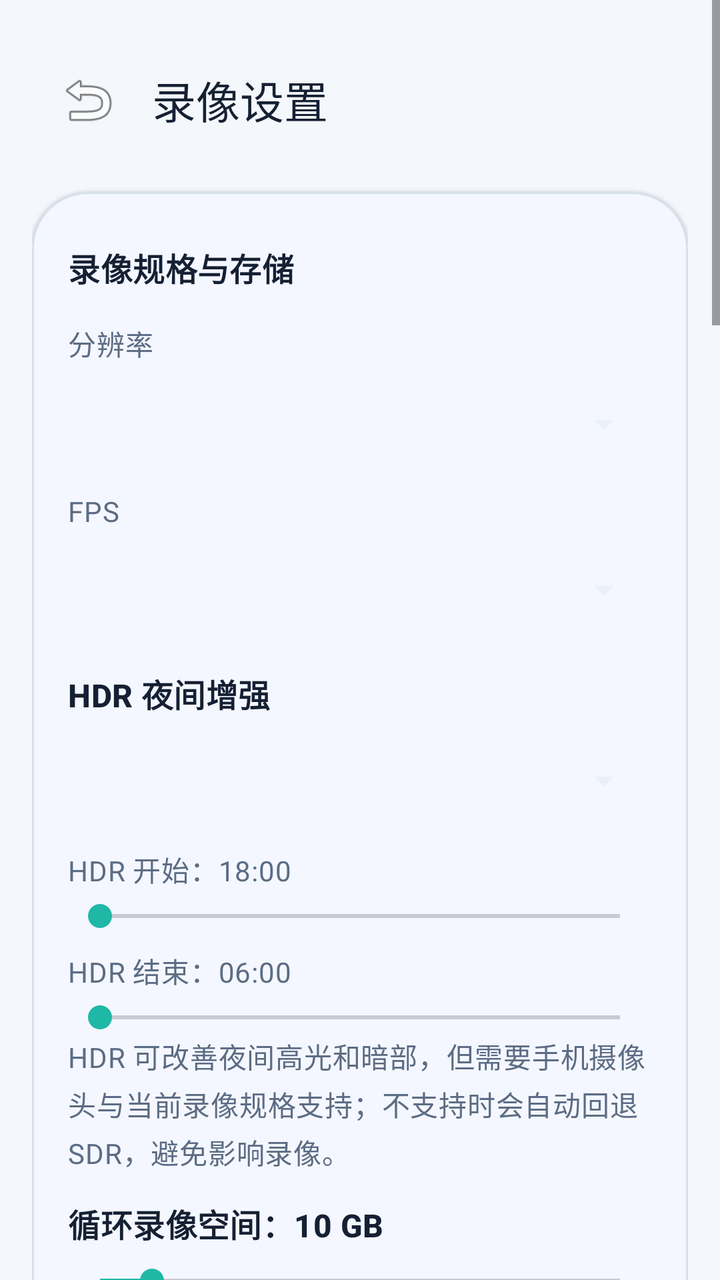
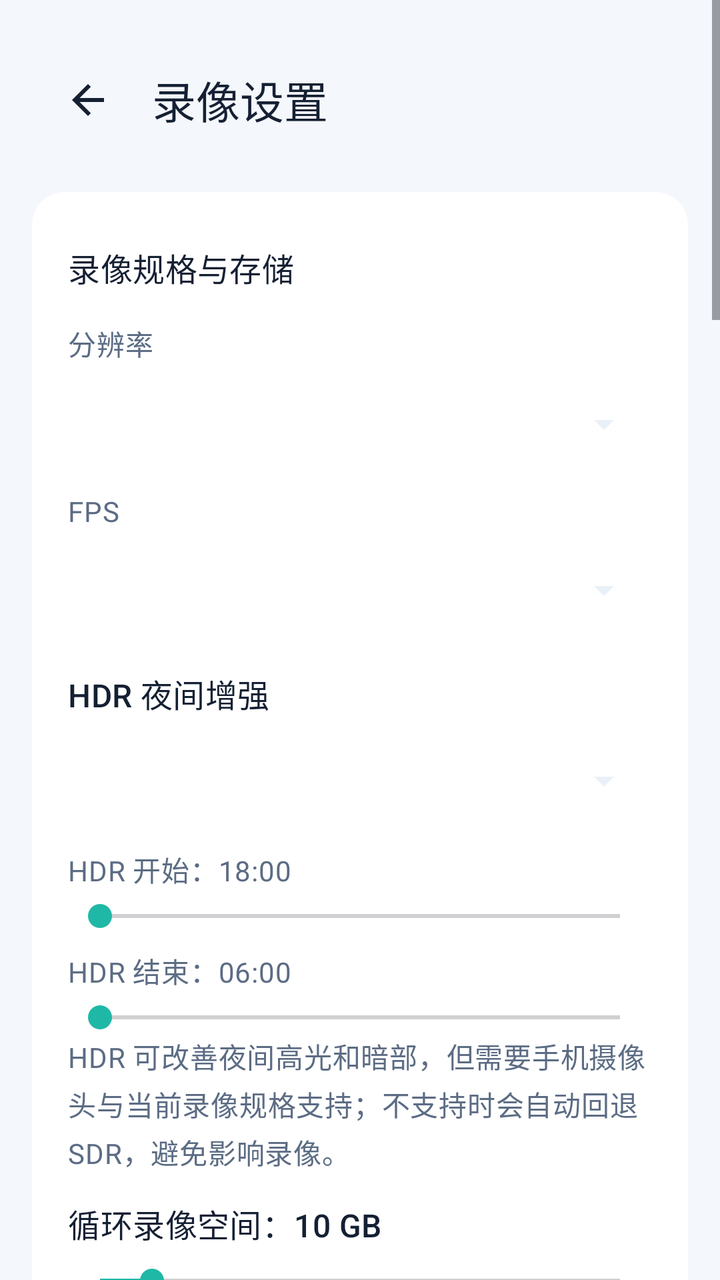

An Android layout rendered at two revisions. The XML below is the earlier revision; the diff shows what the commit changed to produce the second picture.
<!-- AndroidManifest.xml: application theme Theme.CarSpeed -->
<!-- res/layout/activity_dashcam_settings.xml -->
<?xml version="1.0" encoding="utf-8"?>
<ScrollView xmlns:android="http://schemas.android.com/apk/res/android"
    xmlns:app="http://schemas.android.com/apk/res-auto"
    android:layout_width="match_parent"
    android:layout_height="match_parent"
    android:background="@color/brand_sand"
    android:fillViewport="true">

    <LinearLayout
        android:layout_width="match_parent"
        android:layout_height="wrap_content"
        android:orientation="vertical"
        android:paddingStart="16dp"
        android:paddingTop="18dp"
        android:paddingEnd="16dp"
        android:paddingBottom="24dp">

        <com.google.android.material.appbar.MaterialToolbar
            android:id="@+id/toolbar"
            android:layout_width="match_parent"
            android:layout_height="wrap_content"
            android:backgroundTint="@android:color/transparent"
            app:navigationIcon="@android:drawable/ic_menu_revert"
            app:title="@string/dashcam_settings_title"
            app:titleTextColor="@color/text_primary" />

        <com.google.android.material.card.MaterialCardView
            style="@style/Widget.CarSpeed.Card"
            android:layout_width="match_parent"
            android:layout_height="wrap_content"
            android:layout_marginTop="14dp">

            <LinearLayout
                android:layout_width="match_parent"
                android:layout_height="wrap_content"
                android:orientation="vertical"
                android:padding="18dp">

                <TextView
                    android:id="@+id/sectionVideoHeader"
                    android:layout_width="match_parent"
                    android:layout_height="wrap_content"
                    android:clickable="true"
                    android:focusable="true"
                    android:foreground="?attr/selectableItemBackground"
                    android:paddingTop="8dp"
                    android:paddingBottom="8dp"
                    android:text="@string/settings_section_video"
                    android:textAppearance="@style/TextAppearance.CarSpeed.SectionTitle" />

                <LinearLayout
                    android:id="@+id/sectionVideoContent"
                    android:layout_width="match_parent"
                    android:layout_height="wrap_content"
                    android:orientation="vertical">

                    <TextView
                        android:layout_width="match_parent"
                        android:layout_height="wrap_content"
                        android:layout_marginTop="8dp"
                        android:text="分辨率"
                        android:textAppearance="@style/TextAppearance.CarSpeed.Body" />

                    <Spinner
                        android:id="@+id/spVideoResolution"
                        android:layout_width="match_parent"
                        android:layout_height="52dp"
                        android:layout_marginTop="4dp"
                        android:backgroundTint="@color/surface_secondary" />

                    <TextView
                        android:layout_width="match_parent"
                        android:layout_height="wrap_content"
                        android:layout_marginTop="8dp"
                        android:text="FPS"
                        android:textAppearance="@style/TextAppearance.CarSpeed.Body" />

                    <Spinner
                        android:id="@+id/spVideoFps"
                        android:layout_width="match_parent"
                        android:layout_height="52dp"
                        android:layout_marginTop="4dp"
                        android:backgroundTint="@color/surface_secondary" />

                    <TextView
                        android:layout_width="match_parent"
                        android:layout_height="wrap_content"
                        android:layout_marginTop="14dp"
                        android:text="@string/hdr_mode_title"
                        android:textAppearance="@style/TextAppearance.CarSpeed.SectionTitle" />

                    <Spinner
                        android:id="@+id/spHdrMode"
                        android:layout_width="match_parent"
                        android:layout_height="52dp"
                        android:layout_marginTop="6dp"
                        android:backgroundTint="@color/surface_secondary" />

                    <TextView
                        android:id="@+id/tvHdrStartLabel"
                        android:layout_width="match_parent"
                        android:layout_height="wrap_content"
                        android:layout_marginTop="8dp"
                        android:text="@string/hdr_start_label_default"
                        android:textAppearance="@style/TextAppearance.CarSpeed.Body" />

                    <SeekBar
                        android:id="@+id/sbHdrStartHour"
                        android:layout_width="match_parent"
                        android:layout_height="wrap_content"
                        android:layout_marginTop="4dp"
                        android:max="23" />

                    <TextView
                        android:id="@+id/tvHdrEndLabel"
                        android:layout_width="match_parent"
                        android:layout_height="wrap_content"
                        android:layout_marginTop="8dp"
                        android:text="@string/hdr_end_label_default"
                        android:textAppearance="@style/TextAppearance.CarSpeed.Body" />

                    <SeekBar
                        android:id="@+id/sbHdrEndHour"
                        android:layout_width="match_parent"
                        android:layout_height="wrap_content"
                        android:layout_marginTop="4dp"
                        android:max="23" />

                    <TextView
                        android:layout_width="match_parent"
                        android:layout_height="wrap_content"
                        android:text="@string/hdr_mode_helper"
                        android:textAppearance="@style/TextAppearance.CarSpeed.Body" />

                    <TextView
                        android:id="@+id/tvLoopStorageLabel"
                        android:layout_width="match_parent"
                        android:layout_height="wrap_content"
                        android:layout_marginTop="14dp"
                        android:text="@string/loop_storage_label_default"
                        android:textAppearance="@style/TextAppearance.CarSpeed.SectionTitle" />

                    <SeekBar
                        android:id="@+id/sbLoopStorage"
                        android:layout_width="match_parent"
                        android:layout_height="wrap_content"
                        android:layout_marginTop="8dp"
                        android:max="100"
                        android:progress="10" />

                    <TextView
                        android:layout_width="match_parent"
                        android:layout_height="wrap_content"
                        android:text="@string/loop_storage_helper"
                        android:textAppearance="@style/TextAppearance.CarSpeed.Body" />

                    <TextView
                        android:id="@+id/tvSegmentLabel"
                        android:layout_width="match_parent"
                        android:layout_height="wrap_content"
                        android:layout_marginTop="14dp"
                        android:text="@string/segment_duration_label_default"
                        android:textAppearance="@style/TextAppearance.CarSpeed.SectionTitle" />

                    <SeekBar
                        android:id="@+id/sbSegmentMinutes"
                        android:layout_width="match_parent"
                        android:layout_height="wrap_content"
                        android:layout_marginTop="8dp"
                        android:max="10"
                        android:progress="5" />
                </LinearLayout>

                <TextView
                    android:id="@+id/sectionTriggerHeader"
                    android:layout_width="match_parent"
                    android:layout_height="wrap_content"
                    android:layout_marginTop="10dp"
                    android:clickable="true"
                    android:focusable="true"
                    android:foreground="?attr/selectableItemBackground"
                    android:paddingTop="8dp"
                    android:paddingBottom="8dp"
                    android:text="@string/settings_section_trigger"
                    android:textAppearance="@style/TextAppearance.CarSpeed.SectionTitle" />

                <LinearLayout
                    android:id="@+id/sectionTriggerContent"
                    android:layout_width="match_parent"
                    android:layout_height="wrap_content"
                    android:orientation="vertical">

                    <TextView
                        android:layout_width="match_parent"
                        android:layout_height="wrap_content"
                        android:layout_marginTop="8dp"
                        android:text="@string/settings_auto_start_title"
                        android:textAppearance="@style/TextAppearance.CarSpeed.SectionTitle" />

                    <CheckBox
                        android:id="@+id/cbAutoStartRecording"
                        android:layout_width="match_parent"
                        android:layout_height="wrap_content"
                        android:layout_marginTop="4dp"
                        android:text="@string/auto_start_recording_toggle"
                        android:textColor="@color/text_primary" />

                    <CheckBox
                        android:id="@+id/cbAutoTriggerStartOnConnect"
                        android:layout_width="match_parent"
                        android:layout_height="wrap_content"
                        android:layout_marginTop="4dp"
                        android:text="@string/auto_trigger_start_on_connect_toggle"
                        android:textColor="@color/text_primary" />

                    <CheckBox
                        android:id="@+id/cbAutoTriggerStartOnBluetoothSpeed"
                        android:layout_width="match_parent"
                        android:layout_height="wrap_content"
                        android:layout_marginTop="4dp"
                        android:text="@string/auto_trigger_start_on_bluetooth_speed_toggle"
                        android:textColor="@color/text_primary" />

                    <TextView
                        android:layout_width="match_parent"
                        android:layout_height="wrap_content"
                        android:layout_marginTop="14dp"
                        android:text="@string/settings_auto_stop_title"
                        android:textAppearance="@style/TextAppearance.CarSpeed.SectionTitle" />

                    <CheckBox
                        android:id="@+id/cbAutoTriggerStopOnPowerDisconnected"
                        android:layout_width="match_parent"
                        android:layout_height="wrap_content"
                        android:layout_marginTop="4dp"
                        android:text="@string/auto_trigger_stop_on_power_disconnected_toggle"
                        android:textColor="@color/text_primary" />

                    <CheckBox
                        android:id="@+id/cbAutoTriggerStopOnBluetoothDisconnected"
                        android:layout_width="match_parent"
                        android:layout_height="wrap_content"
                        android:layout_marginTop="4dp"
                        android:text="@string/auto_trigger_stop_on_bluetooth_disconnected_toggle"
                        android:textColor="@color/text_primary" />

                    <CheckBox
                        android:id="@+id/cbAutoTriggerStopOnBluetoothStationary"
                        android:layout_width="match_parent"
                        android:layout_height="wrap_content"
                        android:layout_marginTop="4dp"
                        android:text="@string/auto_trigger_stop_on_bluetooth_stationary_toggle"
                        android:textColor="@color/text_primary" />

                    <TextView
                        android:layout_width="match_parent"
                        android:layout_height="wrap_content"
                        android:layout_marginTop="14dp"
                        android:text="@string/bluetooth_car_devices_title"
                        android:textAppearance="@style/TextAppearance.CarSpeed.SectionTitle" />

                    <com.google.android.material.button.MaterialButton
                        android:id="@+id/btnBluetoothDevices"
                        style="@style/Widget.Material3.Button.TonalButton"
                        android:layout_width="match_parent"
                        android:layout_height="wrap_content"
                        android:layout_marginTop="6dp"
                        android:text="@string/bluetooth_select_devices" />

                    <TextView
                        android:id="@+id/tvBluetoothDeviceSummary"
                        android:layout_width="match_parent"
                        android:layout_height="wrap_content"
                        android:layout_marginTop="6dp"
                        android:text="@string/bluetooth_selected_none"
                        android:textAppearance="@style/TextAppearance.CarSpeed.Body" />

                    <CheckBox
                        android:id="@+id/cbParkingStop"
                        android:layout_width="match_parent"
                        android:layout_height="wrap_content"
                        android:layout_marginTop="12dp"
                        android:text="@string/parking_stop_toggle"
                        android:textColor="@color/text_primary" />

                    <TextView
                        android:id="@+id/tvParkingStopLabel"
                        android:layout_width="match_parent"
                        android:layout_height="wrap_content"
                        android:layout_marginTop="8dp"
                        android:text="@string/parking_stop_label_default"
                        android:textAppearance="@style/TextAppearance.CarSpeed.SectionTitle" />

                    <SeekBar
                        android:id="@+id/sbParkingStopMinutes"
                        android:layout_width="match_parent"
                        android:layout_height="wrap_content"
                        android:layout_marginTop="8dp"
                        android:max="30"
                        android:progress="3" />

                    <TextView
                        android:layout_width="match_parent"
                        android:layout_height="wrap_content"
                        android:text="@string/parking_stop_helper"
                        android:textAppearance="@style/TextAppearance.CarSpeed.Body" />
                </LinearLayout>

                <TextView
                    android:id="@+id/sectionFocusHeader"
                    android:layout_width="match_parent"
                    android:layout_height="wrap_content"
                    android:layout_marginTop="10dp"
                    android:clickable="true"
                    android:focusable="true"
                    android:foreground="?attr/selectableItemBackground"
                    android:paddingTop="8dp"
                    android:paddingBottom="8dp"
                    android:text="@string/settings_section_focus"
                    android:textAppearance="@style/TextAppearance.CarSpeed.SectionTitle" />

                <LinearLayout
                    android:id="@+id/sectionFocusContent"
                    android:layout_width="match_parent"
                    android:layout_height="wrap_content"
                    android:orientation="vertical">

                    <TextView
                        android:id="@+id/tvFocusLabel"
                        android:layout_width="match_parent"
                        android:layout_height="wrap_content"
                        android:layout_marginTop="8dp"
                        android:text="@string/focus_auto_label"
                        android:textAppearance="@style/TextAppearance.CarSpeed.SectionTitle" />

                    <CheckBox
                        android:id="@+id/cbManualFocus"
                        android:layout_width="match_parent"
                        android:layout_height="wrap_content"
                        android:layout_marginTop="8dp"
                        android:text="@string/manual_focus_toggle"
                        android:textColor="@color/text_primary" />

                    <com.thomas.carspeed.HorizontalOnlySeekBar
                        android:id="@+id/sbFocus"
                        android:layout_width="match_parent"
                        android:layout_height="wrap_content"
                        android:layout_marginTop="8dp"
                        android:max="100"
                        android:progress="0" />

                    <TextView
                        android:layout_width="match_parent"
                        android:layout_height="wrap_content"
                        android:text="@string/focus_helper"
                        android:textAppearance="@style/TextAppearance.CarSpeed.Body" />
                </LinearLayout>

                <TextView
                    android:id="@+id/sectionPlateRecognitionHeader"
                    android:layout_width="match_parent"
                    android:layout_height="wrap_content"
                    android:layout_marginTop="10dp"
                    android:clickable="true"
                    android:focusable="true"
                    android:foreground="?attr/selectableItemBackground"
                    android:paddingTop="8dp"
                    android:paddingBottom="8dp"
                    android:text="@string/settings_section_plate_recognition"
                    android:textAppearance="@style/TextAppearance.CarSpeed.SectionTitle" />

                <LinearLayout
                    android:id="@+id/sectionPlateRecognitionContent"
                    android:layout_width="match_parent"
                    android:layout_height="wrap_content"
                    android:orientation="vertical">

                    <CheckBox
                        android:id="@+id/cbPlateRecognition"
                        android:layout_width="match_parent"
                        android:layout_height="wrap_content"
                        android:layout_marginTop="8dp"
                        android:text="@string/plate_recognition_toggle"
                        android:textColor="@color/text_primary" />

                    <TextView
                        android:layout_width="match_parent"
                        android:layout_height="wrap_content"
                        android:text="@string/plate_recognition_helper"
                        android:textAppearance="@style/TextAppearance.CarSpeed.Body" />
                </LinearLayout>

                <TextView
                    android:id="@+id/sectionWatermarkHeader"
                    android:layout_width="match_parent"
                    android:layout_height="wrap_content"
                    android:layout_marginTop="10dp"
                    android:clickable="true"
                    android:focusable="true"
                    android:foreground="?attr/selectableItemBackground"
                    android:paddingTop="8dp"
                    android:paddingBottom="8dp"
                    android:text="@string/settings_section_watermark"
                    android:textAppearance="@style/TextAppearance.CarSpeed.SectionTitle" />

                <LinearLayout
                    android:id="@+id/sectionWatermarkContent"
                    android:layout_width="match_parent"
                    android:layout_height="wrap_content"
                    android:orientation="vertical">

                    <CheckBox
                        android:id="@+id/cbRecordAudio"
                        android:layout_width="match_parent"
                        android:layout_height="wrap_content"
                        android:layout_marginTop="8dp"
                        android:text="@string/record_audio_toggle"
                        android:textColor="@color/text_primary" />

                    <CheckBox
                        android:id="@+id/cbVoicePhoto"
                        android:layout_width="match_parent"
                        android:layout_height="wrap_content"
                        android:layout_marginTop="8dp"
                        android:text="@string/voice_photo_toggle"
                        android:textColor="@color/text_primary" />

                    <CheckBox
                        android:id="@+id/cbWatermarkTime"
                        android:layout_width="match_parent"
                        android:layout_height="wrap_content"
                        android:layout_marginTop="8dp"
                        android:checked="true"
                        android:text="@string/watermark_time_toggle"
                        android:textColor="@color/text_primary" />

                    <CheckBox
                        android:id="@+id/cbWatermarkSpeed"
                        android:layout_width="match_parent"
                        android:layout_height="wrap_content"
                        android:checked="true"
                        android:text="@string/watermark_speed_toggle"
                        android:textColor="@color/text_primary" />

                    <CheckBox
                        android:id="@+id/cbWatermarkGps"
                        android:layout_width="match_parent"
                        android:layout_height="wrap_content"
                        android:checked="true"
                        android:text="@string/watermark_gps_toggle"
                        android:textColor="@color/text_primary" />

                    <CheckBox
                        android:id="@+id/cbWatermarkSatellites"
                        android:layout_width="match_parent"
                        android:layout_height="wrap_content"
                        android:checked="true"
                        android:text="@string/watermark_satellites_toggle"
                        android:textColor="@color/text_primary" />

                    <CheckBox
                        android:id="@+id/cbWatermarkAddress"
                        android:layout_width="match_parent"
                        android:layout_height="wrap_content"
                        android:text="@string/watermark_address_toggle"
                        android:textColor="@color/text_primary" />

                    <CheckBox
                        android:id="@+id/cbWatermarkRoadLayer"
                        android:layout_width="match_parent"
                        android:layout_height="wrap_content"
                        android:text="@string/watermark_road_layer_toggle"
                        android:textColor="@color/text_primary" />

                    <CheckBox
                        android:id="@+id/cbWatermarkVideoMode"
                        android:layout_width="match_parent"
                        android:layout_height="wrap_content"
                        android:checked="true"
                        android:text="@string/watermark_video_mode_toggle"
                        android:textColor="@color/text_primary" />

                    <CheckBox
                        android:id="@+id/cbWatermarkFocus"
                        android:layout_width="match_parent"
                        android:layout_height="wrap_content"
                        android:text="@string/watermark_focus_toggle"
                        android:textColor="@color/text_primary" />
                </LinearLayout>
            </LinearLayout>
        </com.google.android.material.card.MaterialCardView>
    </LinearLayout>
</ScrollView>
<!-- resources referenced by this layout -->
<resources>
  <color name="brand_sand">#F4F7FB</color>
  <color name="surface_secondary">#EAF0F8</color>
  <color name="text_primary">#152033</color>
  <string name="bluetooth_select_devices">选择汽车蓝牙</string>
  <string name="dashcam_settings_title">录像设置</string>
  <string name="focus_auto_label">对焦：自动 AF</string>
  <string name="hdr_end_label_default">HDR 结束：06:00</string>
  <string name="hdr_mode_title">HDR 夜间增强</string>
  <string name="hdr_start_label_default">HDR 开始：18:00</string>
  <string name="manual_focus_toggle">手动对焦（MF）</string>
  <string name="parking_stop_label_default">停车判定：3 分钟</string>
  <string name="parking_stop_toggle">停车识别：静止后自动结束录像</string>
  <string name="plate_recognition_toggle">车牌识别实验模式</string>
  <string name="record_audio_toggle">录制声音</string>
  <string name="settings_auto_start_title">自动触发录制</string>
  <string name="settings_auto_stop_title">自动触发停止</string>
  <string name="settings_section_focus">对焦</string>
  <string name="settings_section_trigger">自动触发与停止</string>
  <string name="settings_section_video">录像规格与存储</string>
  <string name="settings_section_watermark">声音与字幕</string>
  <string name="watermark_address_toggle">视频字幕显示所在位置</string>
  <string name="watermark_gps_toggle">视频字幕显示 GPS 经纬度</string>
  <string name="watermark_speed_toggle">视频字幕显示速度</string>
  <string name="watermark_time_toggle">视频字幕显示时间</string>
  <style name="TextAppearance.CarSpeed.SectionTitle" parent="TextAppearance.Material3.TitleMedium">
          <item name="android:textColor">@color/text_primary</item>
          <item name="android:textStyle">bold</item>
      </style>
  <style name="Widget.CarSpeed.Card" parent="Widget.Material3.CardView.Elevated">
          <item name="cardBackgroundColor">@color/surface_primary</item>
          <item name="strokeColor">@color/divider_soft</item>
          <item name="strokeWidth">1dp</item>
          <item name="cardCornerRadius">28dp</item>
      </style>
  <style name="Theme.CarSpeed" parent="Theme.Material3.DayNight.NoActionBar">
          <item name="colorPrimary">@color/brand_blue</item>
          <item name="colorSecondary">@color/brand_teal</item>
          <item name="colorSurface">@color/surface_primary</item>
          <item name="android:colorBackground">@color/brand_sand</item>
          <item name="android:statusBarColor">@android:color/transparent</item>
          <item name="android:navigationBarColor">@color/brand_navy</item>
          <item name="android:windowLightStatusBar">true</item>
          <item name="materialCardViewFilledStyle">@style/Widget.CarSpeed.Card</item>
      </style>
  <color name="text_secondary">#5C6C84</color>
  <color name="surface_primary">#FFFFFF</color>
  <color name="divider_soft">#D7E0EB</color>
  <color name="brand_blue">#2E6BFF</color>
  <color name="brand_teal">#1FB8A6</color>
  <color name="brand_navy">#0E1A2B</color>
  <!-- unchanged entries left out for length: 22 -->
</resources>

<!-- the commit's change to res/layout/activity_dashcam_settings.xml (unified diff, before → after) -->
@@ -20,7 +20,7 @@
             android:layout_width="match_parent"
             android:layout_height="wrap_content"
             android:backgroundTint="@android:color/transparent"
-            app:navigationIcon="@android:drawable/ic_menu_revert"
+            app:navigationIcon="@drawable/ic_nav_back"
             app:title="@string/dashcam_settings_title"
             app:titleTextColor="@color/text_primary" />
 
@@ -261,7 +261,7 @@
 
                     <com.google.android.material.button.MaterialButton
                         android:id="@+id/btnBluetoothDevices"
-                        style="@style/Widget.Material3.Button.TonalButton"
+                        style="@style/Widget.CarSpeed.Button.Tonal"
                         android:layout_width="match_parent"
                         android:layout_height="wrap_content"
                         android:layout_marginTop="6dp"
@@ -443,6 +443,14 @@
                         android:textColor="@color/text_primary" />
 
                     <CheckBox
+                        android:id="@+id/cbWatermarkStationaryWait"
+                        android:layout_width="match_parent"
+                        android:layout_height="wrap_content"
+                        android:checked="true"
+                        android:text="@string/watermark_stationary_wait_toggle"
+                        android:textColor="@color/text_primary" />
+
+                    <CheckBox
                         android:id="@+id/cbWatermarkGps"
                         android:layout_width="match_parent"
                         android:layout_height="wrap_content"
<!-- resource entries referenced after the edit -->
@@ -3,6 +3,18 @@
   <color name="brand_sand">#F4F7FB</color>
   <color name="surface_secondary">#EAF0F8</color>
   <color name="text_primary">#152033</color>
+  <!-- drawable ic_nav_back (drawable) -->
+  <?xml version="1.0" encoding="utf-8"?>
+  <vector xmlns:android="http://schemas.android.com/apk/res/android"
+      android:width="24dp"
+      android:height="24dp"
+      android:viewportWidth="24"
+      android:viewportHeight="24"
+      android:tint="@color/text_primary">
+      <path
+          android:fillColor="@android:color/white"
+          android:pathData="M20,11H7.83l5.59,-5.59L12,4l-8,8 8,8 1.41,-1.41L7.83,13H20z" />
+  </vector>
   <string name="bluetooth_select_devices">选择汽车蓝牙</string>
   <string name="dashcam_settings_title">录像设置</string>
   <string name="focus_auto_label">对焦：自动 AF</string>
@@ -23,16 +35,22 @@
   <string name="watermark_address_toggle">视频字幕显示所在位置</string>
   <string name="watermark_gps_toggle">视频字幕显示 GPS 经纬度</string>
   <string name="watermark_speed_toggle">视频字幕显示速度</string>
+  <string name="watermark_stationary_wait_toggle">视频字幕显示静止等待</string>
   <string name="watermark_time_toggle">视频字幕显示时间</string>
   <style name="TextAppearance.CarSpeed.SectionTitle" parent="TextAppearance.Material3.TitleMedium">
           <item name="android:textColor">@color/text_primary</item>
-          <item name="android:textStyle">bold</item>
+      </style>
+  <style name="Widget.CarSpeed.Button.Tonal" parent="Widget.Material3.Button.TonalButton">
+          <item name="cornerRadius">12dp</item>
+          <item name="android:minHeight">44dp</item>
+          <item name="android:insetTop">0dp</item>
+          <item name="android:insetBottom">0dp</item>
       </style>
   <style name="Widget.CarSpeed.Card" parent="Widget.Material3.CardView.Elevated">
           <item name="cardBackgroundColor">@color/surface_primary</item>
-          <item name="strokeColor">@color/divider_soft</item>
-          <item name="strokeWidth">1dp</item>
-          <item name="cardCornerRadius">28dp</item>
+          <item name="strokeWidth">0dp</item>
+          <item name="cardCornerRadius">16dp</item>
+          <item name="cardElevation">0dp</item>
       </style>
   <style name="Theme.CarSpeed" parent="Theme.Material3.DayNight.NoActionBar">
           <item name="colorPrimary">@color/brand_blue</item>
@@ -40,16 +58,22 @@
           <item name="colorSurface">@color/surface_primary</item>
           <item name="android:colorBackground">@color/brand_sand</item>
           <item name="android:statusBarColor">@android:color/transparent</item>
-          <item name="android:navigationBarColor">@color/brand_navy</item>
+          <item name="android:navigationBarColor">@color/brand_sand</item>
           <item name="android:windowLightStatusBar">true</item>
+          <item name="android:windowLightNavigationBar" tools:targetApi="27">true</item>
+          <item name="materialButtonStyle">@style/Widget.CarSpeed.Button</item>
           <item name="materialCardViewFilledStyle">@style/Widget.CarSpeed.Card</item>
       </style>
   <color name="text_secondary">#5C6C84</color>
   <color name="surface_primary">#FFFFFF</color>
-  <color name="divider_soft">#D7E0EB</color>
   <color name="brand_blue">#2E6BFF</color>
   <color name="brand_teal">#1FB8A6</color>
-  <color name="brand_navy">#0E1A2B</color>
+  <style name="Widget.CarSpeed.Button" parent="Widget.Material3.Button">
+          <item name="cornerRadius">12dp</item>
+          <item name="android:minHeight">48dp</item>
+          <item name="android:insetTop">0dp</item>
+          <item name="android:insetBottom">0dp</item>
+      </style>
   <!-- unchanged entries left out for length: 22 -->
 </resources>
 
